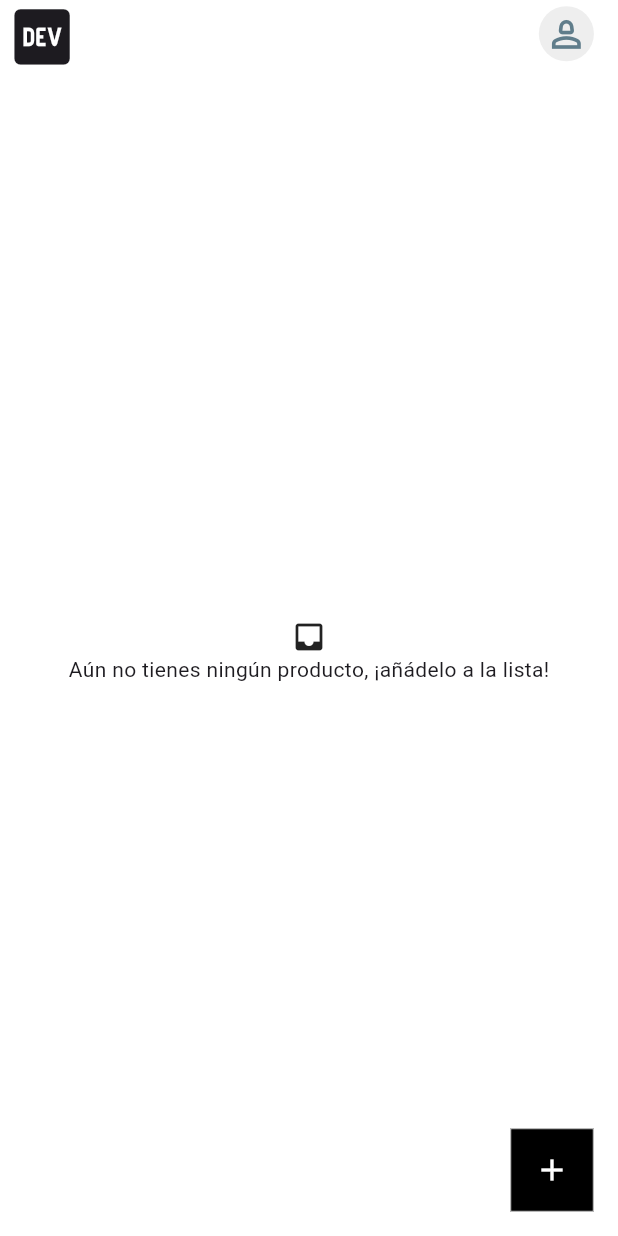
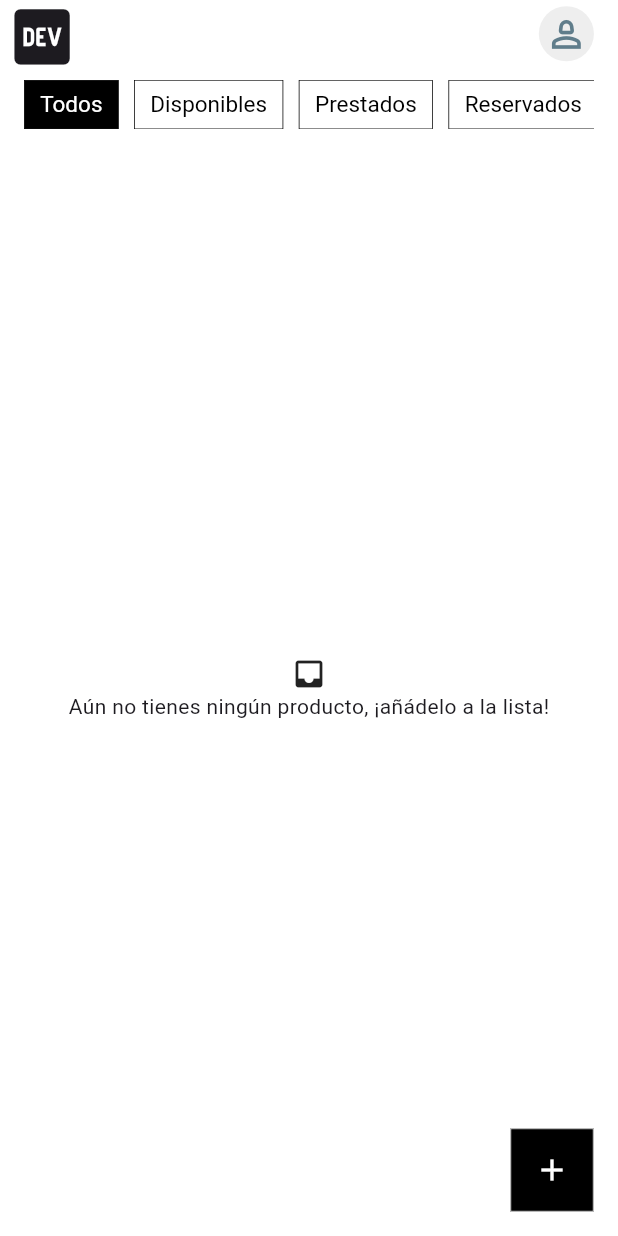
Before and after one commit to cjamar/worne-app, a Flutter app: the HomePage screen opened directly, on a phone screen of 412 x 824 dp. Run offline on Flutter 3.47's test engine with Material 3 defaults, Android fonts, the phone set to English and light mode, and no system bars; our stand-ins replace equatable, flutter_bloc, image_picker, sign_in_button, supabase_flutter; accounts and stored records are empty.

Commit message:
Fix emptyList filtering

```diff
--- a/lib/features/item/presentation/pages/home_page.dart
+++ b/lib/features/item/presentation/pages/home_page.dart
@@ -63,6 +63,7 @@ class _HomePageState extends State<HomePage> {
       ),
     ),
   );
+
   _fab() => FloatingActionButton(
     backgroundColor: Colors.black,
     elevation: 0,
@@ -89,14 +90,24 @@ class _HomePageState extends State<HomePage> {
           return _errorContainer(size, state.message);
         }
         if (state is ItemLoaded) {
-          if (state.items.isEmpty) {
-            return _emptyContainer(size);
-          }
           return _itemListBody(size, state);
         }
         return const SizedBox.shrink();
       },
     ),
+  );
+
+  _itemListBody(Size size, ItemLoaded state) => CustomScrollView(
+    slivers: [
+      _filterItemListButton(size, state.activeFilter),
+
+      state.items.isEmpty
+          ? SliverFillRemaining(
+              hasScrollBody: false,
+              child: _emptyContainer(size),
+            )
+          : _itemList(size, state.items),
+    ],
   );
 
   _errorContainer(Size size, String message) => SizedBox(
@@ -125,13 +136,6 @@ class _HomePageState extends State<HomePage> {
         ],
       ),
     ),
-  );
-
-  _itemListBody(Size size, ItemLoaded state) => CustomScrollView(
-    slivers: [
-      _filterItemListButton(size, state.activeFilter),
-      _itemList(size, state.items),
-    ],
   );
 
   _filterItemListButton(Size size, ItemStatus? activeFilter) => SliverAppBar(
```
